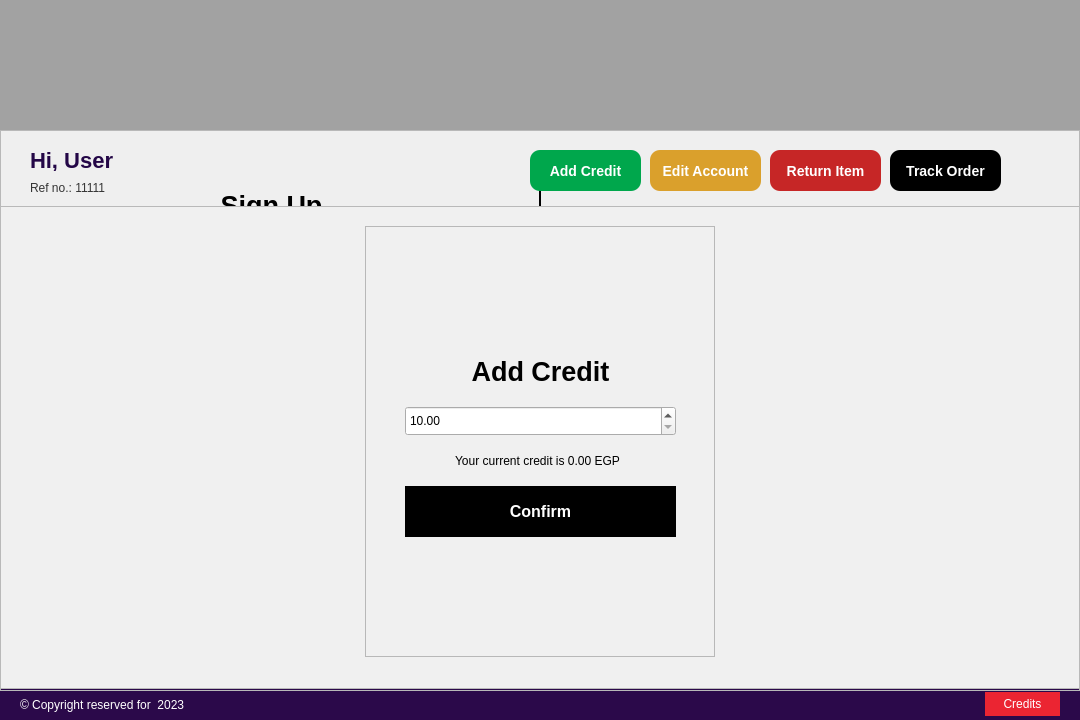
Old version of the form Import and export company management system/Importandexportcompanymanagementsystem.ui in the repository youssef-saaed/Import-and-export-company-management-system.
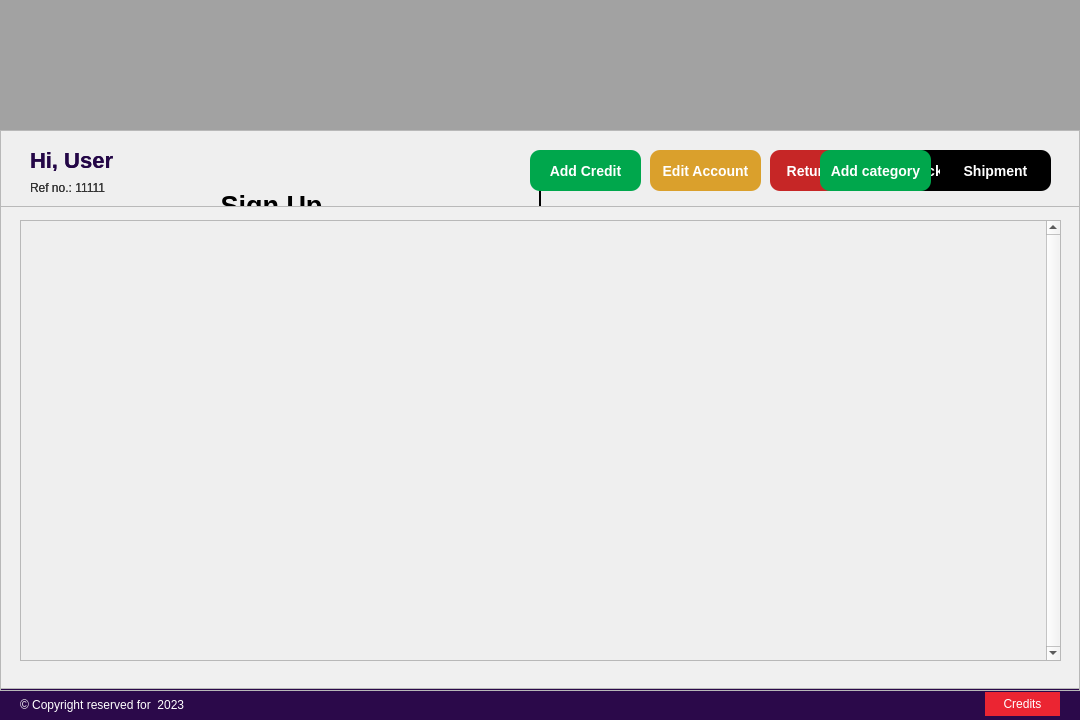
New version of the form. Icons and pictures are not drawn.

```diff
--- a/Import and export company management system/Importandexportcompanymanagementsystem.ui
+++ b/Import and export company management system/Importandexportcompanymanagementsystem.ui
@@ -1769,6 +1769,163 @@
      </widget>
     </widget>
    </widget>
+   <widget class="QFrame" name="inventoryView">
+    <property name="enabled">
+     <bool>true</bool>
+    </property>
+    <property name="geometry">
+     <rect>
+      <x>0</x>
+      <y>130</y>
+      <width>1080</width>
+      <height>561</height>
+     </rect>
+    </property>
+    <property name="frameShape">
+     <enum>QFrame::StyledPanel</enum>
+    </property>
+    <property name="frameShadow">
+     <enum>QFrame::Raised</enum>
+    </property>
+    <widget class="QLabel" name="userHiLabelE">
+     <property name="geometry">
+      <rect>
+       <x>30</x>
+       <y>20</y>
+       <width>481</width>
+       <height>21</height>
+      </rect>
+     </property>
+     <property name="styleSheet">
+      <string notr="true">#userHiLabelE{
+color:#240747;
+font-size: 22px;
+font-weight: 800;
+}</string>
+     </property>
+     <property name="text">
+      <string>Hi, User</string>
+     </property>
+    </widget>
+    <widget class="QLabel" name="refNumLabelE">
+     <property name="geometry">
+      <rect>
+       <x>30</x>
+       <y>50</y>
+       <width>151</width>
+       <height>16</height>
+      </rect>
+     </property>
+     <property name="styleSheet">
+      <string notr="true">#refNumLabelE{
+font-size:12px;
+color: #333;
+font-weight:300;
+}</string>
+     </property>
+     <property name="text">
+      <string>Ref no.: 11111 </string>
+     </property>
+    </widget>
+    <widget class="QPushButton" name="shipmentBtn">
+     <property name="geometry">
+      <rect>
+       <x>940</x>
+       <y>20</y>
+       <width>111</width>
+       <height>41</height>
+      </rect>
+     </property>
+     <property name="cursor">
+      <cursorShape>PointingHandCursor</cursorShape>
+     </property>
+     <property name="styleSheet">
+      <string notr="true">#shipmentBtn{
+background-color:#000;
+border:none;
+border-radius: 10%;
+color:#fff;
+font-size:14px;
+font-weight:600;
+}
+#shipmentBtn::hover{
+background-color:#fff;
+border: 1px solid #000;
+color:#000;
+}</string>
+     </property>
+     <property name="text">
+      <string>Shipment</string>
+     </property>
+    </widget>
+    <widget class="QScrollArea" name="categoriesE">
+     <property name="geometry">
+      <rect>
+       <x>20</x>
+       <y>90</y>
+       <width>1041</width>
+       <height>441</height>
+      </rect>
+     </property>
+     <property name="layoutDirection">
+      <enum>Qt::LeftToRight</enum>
+     </property>
+     <property name="verticalScrollBarPolicy">
+      <enum>Qt::ScrollBarAlwaysOn</enum>
+     </property>
+     <property name="horizontalScrollBarPolicy">
+      <enum>Qt::ScrollBarAlwaysOff</enum>
+     </property>
+     <property name="widgetResizable">
+      <bool>true</bool>
+     </property>
+     <property name="alignment">
+      <set>Qt::AlignLeading|Qt::AlignLeft|Qt::AlignTop</set>
+     </property>
+     <widget class="QWidget" name="scrollAreaWidgetContents2">
+      <property name="geometry">
+       <rect>
+        <x>0</x>
+        <y>0</y>
+        <width>1022</width>
+        <height>439</height>
+       </rect>
+      </property>
+      <layout class="QVBoxLayout" name="verticalLayout_2"/>
+     </widget>
+    </widget>
+    <widget class="QPushButton" name="addCategoryBtn">
+     <property name="geometry">
+      <rect>
+       <x>820</x>
+       <y>20</y>
+       <width>111</width>
+       <height>41</height>
+      </rect>
+     </property>
+     <property name="cursor">
+      <cursorShape>PointingHandCursor</cursorShape>
+     </property>
+     <property name="styleSheet">
+      <string notr="true">#addCategoryBtn{
+background-color:rgb(0, 167, 76);
+border:none;
+border-radius: 10%;
+color:#fff;
+font-size:14px;
+font-weight:600;
+}
+#addCategoryBtn::hover{
+background-color:#fff;
+border: 1px solid rgb(0, 167, 76);
+color:rgb(0, 167, 76);
+}</string>
+     </property>
+     <property name="text">
+      <string>Add category</string>
+     </property>
+    </widget>
+   </widget>
   </widget>
  </widget>
  <layoutdefault spacing="6" margin="11"/>
```
